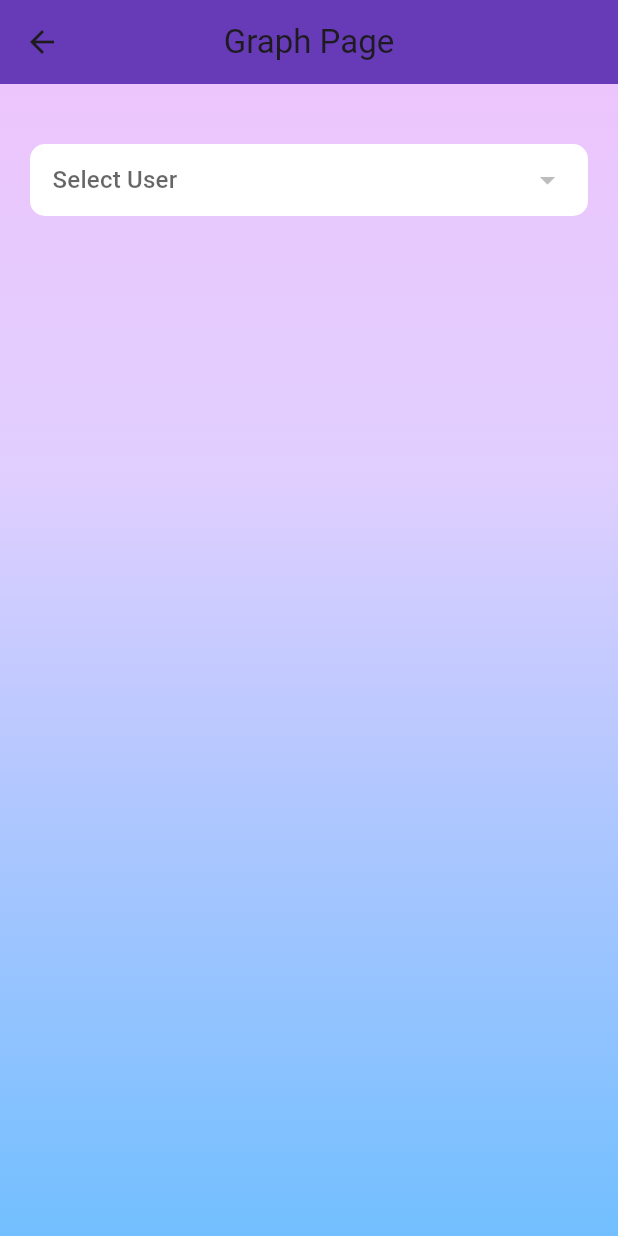
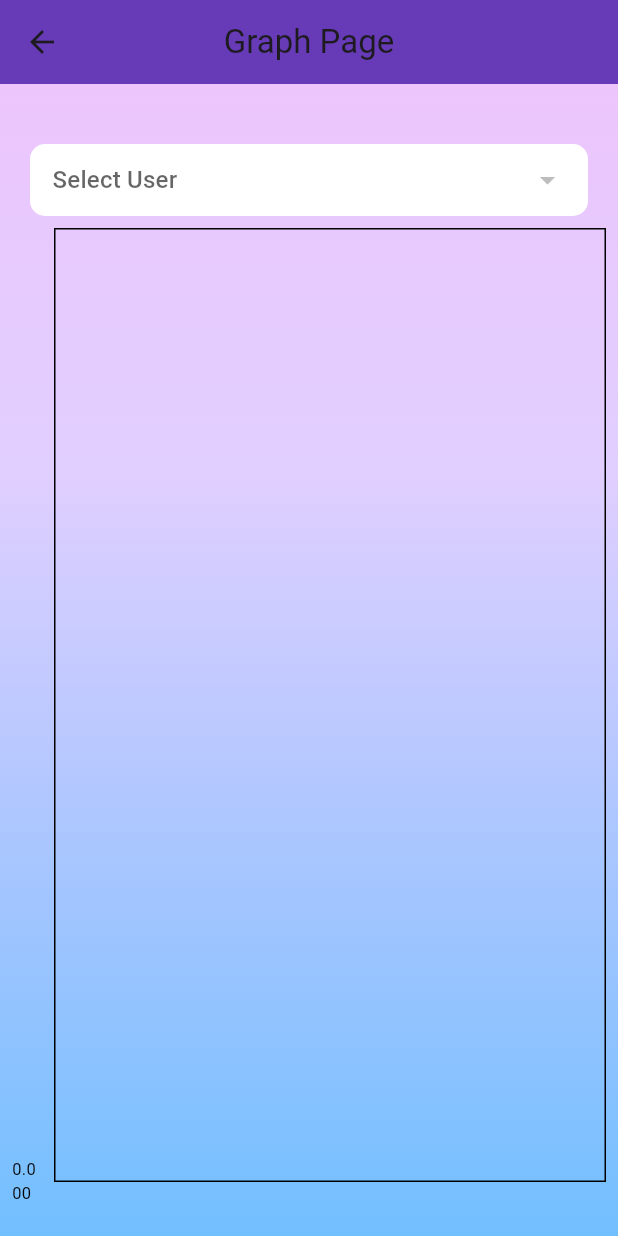
Before and after one commit to JuanJosePinero/Trabajo-PMDM-Grupo5, a Flutter app: the Graph screen opened directly, on a phone screen of 412 x 824 dp. Run offline on Flutter 3.47's test engine with Material 3 defaults, Android fonts, the phone set to English and light mode, and no system bars; drawn by our look-alikes of fl_chart; our stand-ins replace cached_network_image, card_swiper, email_validator, flutter_secure_storage, flutter_slidable, just_audio and 2 more; missing offline and left inert: font_awesome_icon_class, mailer; accounts and stored records are empty; network calls fail.

Commit message:
Generated line_Chart

```diff
--- a/lib/screens/admin/graph.dart
+++ b/lib/screens/admin/graph.dart
@@ -21,6 +21,7 @@ class _GraphState extends State<Graph> {
   List<FlSpot> moodData = [];
   List<FlSpot> emotionData = [];
   List<FlSpot> eventData = [];
+  List<DateTime> monthStartDates = [];
 
   @override
   void initState() {
@@ -87,16 +88,20 @@ class _GraphState extends State<Graph> {
                 ),
               ),
             ),
-            // Expanded(
-            //   child: Padding(
-            //     padding: const EdgeInsets.all(8.0),
-            //     child: CustomLineChart(
-            //       moodData: moodData,
-            //       emotionData: emotionData,
-            //       eventData: eventData,
-            //     ),
-            //   ),
-            // ),
+            Expanded(
+              child: Padding(
+                padding: const EdgeInsets.all(8.0),
+                child: AspectRatio(
+                  aspectRatio: 1.7,
+                  child: CustomLineChart(
+                    moodData: moodData,
+                    emotionData: emotionData,
+                    eventData: eventData,
+                    monthStartDates: monthStartDates,
+                  ),
+                ),
+              ),
+            ),
           ],
         ),
       ),
@@ -107,33 +112,73 @@ class _GraphState extends State<Graph> {
     if (selectedUser != null) {
       final DateTime now = DateTime.now();
       final DateTime firstDayOfCurrentMonth = DateTime(now.year, now.month, 1);
-    final DateTime startDate = firstDayOfCurrentMonth.subtract(Duration(days: 120)); // Últimos 4 meses
-    final DateTime endDate = firstDayOfCurrentMonth.subtract(const Duration(days: 1)); // Hasta el último día del mes anterior
+      final DateTime startDate = firstDayOfCurrentMonth
+          .subtract(Duration(days: 120)); // Últimos 4 meses
+      final DateTime endDate = firstDayOfCurrentMonth.subtract(
+          const Duration(days: 1)); // Hasta el último día del mes anterior
 
       // Imprime el rango de fechas para depuración
-    print('Rango de Fechas: Desde ${startDate.toIso8601String()} hasta ${endDate.toIso8601String()}');
+      print(
+          'Rango de Fechas: Desde ${startDate.toIso8601String()} hasta ${endDate.toIso8601String()}');
 
       try {
         // Encuentra el nombre del usuario seleccionado
-      final userName = users.firstWhere((user) => user.id.toString() == selectedUser, orElse: () => UserData()).name ?? "Unknown";
+        final userName = users
+                .firstWhere((user) => user.id.toString() == selectedUser,
+                    orElse: () => UserData())
+                .name ??
+            "Unknown";
         print('Usuario seleccionado: $userName, ID: $selectedUser');
 
         // Obtiene y filtra los elementos por usuario y fecha
-      final Map<DateTime, Map<String, int>> countsByMonth = await elementService.getElementsByGraphicDate(selectedUser!, startDate, endDate);
+        final Map<DateTime, Map<String, int>> countsByMonth =
+            await elementService.getElementsByGraphicDate(
+                selectedUser!, startDate, endDate);
 
         if (countsByMonth.isNotEmpty) {
           countsByMonth.forEach((monthStart, counts) {
-          print('Mes: ${monthStart.month}-${monthStart.year}, Elementos: $counts');
+            print(
+                'Mes: ${monthStart.month}-${monthStart.year}, Elementos: $counts');
           });
 
-        final int totalElements = countsByMonth.values.map((counts) => counts.values.reduce((sum, elementCount) => sum + elementCount)).reduce((sum, monthSum) => sum + monthSum);
-        print('Número total de elementos en el rango de fechas: $totalElements');
+          final int totalElements = countsByMonth.values
+              .map((counts) => counts.values
+                  .reduce((sum, elementCount) => sum + elementCount))
+              .reduce((sum, monthSum) => sum + monthSum);
+          print(
+              'Número total de elementos en el rango de fechas: $totalElements');
+
+          processElementData(countsByMonth);
         } else {
-        print('No se encontraron elementos para el usuario seleccionado en el rango de fechas dado.');
+          print(
+              'No se encontraron elementos para el usuario seleccionado en el rango de fechas dado.');
         }
       } catch (e) {
         print('Error al obtener y contar los elementos: $e');
       }
     }
   }
+
+  void processElementData(Map<DateTime, Map<String, int>> countsByMonth) {
+  List<DateTime> sortedMonths = countsByMonth.keys.toList()
+    ..sort((a, b) => a.compareTo(b));
+
+  moodData.clear();
+  emotionData.clear();
+  eventData.clear();
+  monthStartDates.clear();
+
+  for (var month in sortedMonths) {
+    final counts = countsByMonth[month]!;
+    final index = sortedMonths.indexOf(month).toDouble();
+
+    monthStartDates.add(month);
+
+    moodData.add(FlSpot(index, counts['mood']?.toDouble() ?? 0.0));
+    emotionData.add(FlSpot(index, counts['emotion']?.toDouble() ?? 0.0));
+    eventData.add(FlSpot(index, counts['event']?.toDouble() ?? 0.0));
   }
+
+  setState(() {});
+}
+}
--- a/lib/screens/admin/line_chart.dart
+++ b/lib/screens/admin/line_chart.dart
@@ -6,12 +6,14 @@ class CustomLineChart extends StatelessWidget {
   final List<FlSpot> moodData;
   final List<FlSpot> emotionData;
   final List<FlSpot> eventData;
+  final List<DateTime> monthStartDates;
 
   const CustomLineChart({
     Key? key,
     required this.moodData,
     required this.emotionData,
     required this.eventData,
+    required this.monthStartDates,
   }) : super(key: key);
 
   @override
@@ -23,7 +25,11 @@ class CustomLineChart extends StatelessWidget {
           bottomTitles: SideTitles(
             showTitles: true,
             getTitles: (value) {
-              return DateFormat.MMM().format(DateTime.fromMillisecondsSinceEpoch(value.toInt().toInt()));
+              int index = value.toInt();
+              if (index < monthStartDates.length) {
+                return DateFormat.MMM().format(monthStartDates[index]);
+              }
+              return '';
             },
           ),
           leftTitles: SideTitles(showTitles: true),
@@ -32,30 +38,33 @@ class CustomLineChart extends StatelessWidget {
         lineBarsData: [
           LineChartBarData(
             spots: moodData,
-            isCurved: true,
+            isCurved: false,
             colors: [Colors.red],
             barWidth: 5,
             isStrokeCapRound: true,
             dotData: FlDotData(show: true),
-            belowBarData: BarAreaData(show: true, colors: [Colors.red.withOpacity(0.3)]),
+            belowBarData:
+                BarAreaData(show: false, colors: [Colors.red.withOpacity(0.3)]),
           ),
           LineChartBarData(
             spots: emotionData,
-            isCurved: true,
+            isCurved: false,
             colors: [Colors.yellow],
             barWidth: 5,
             isStrokeCapRound: true,
             dotData: FlDotData(show: true),
-            belowBarData: BarAreaData(show: true, colors: [Colors.yellow.withOpacity(0.3)]),
+            belowBarData: BarAreaData(
+                show: false, colors: [Colors.yellow.withOpacity(0.3)]),
           ),
           LineChartBarData(
             spots: eventData,
-            isCurved: true,
+            isCurved: false,
             colors: [Colors.green],
             barWidth: 5,
             isStrokeCapRound: true,
             dotData: FlDotData(show: true),
-            belowBarData: BarAreaData(show: true, colors: [Colors.green.withOpacity(0.3)]),
+            belowBarData: BarAreaData(
+                show: false, colors: [Colors.green.withOpacity(0.3)]),
           ),
         ],
       ),
```
Lines whose indentation alone changed are shown as unchanged.
